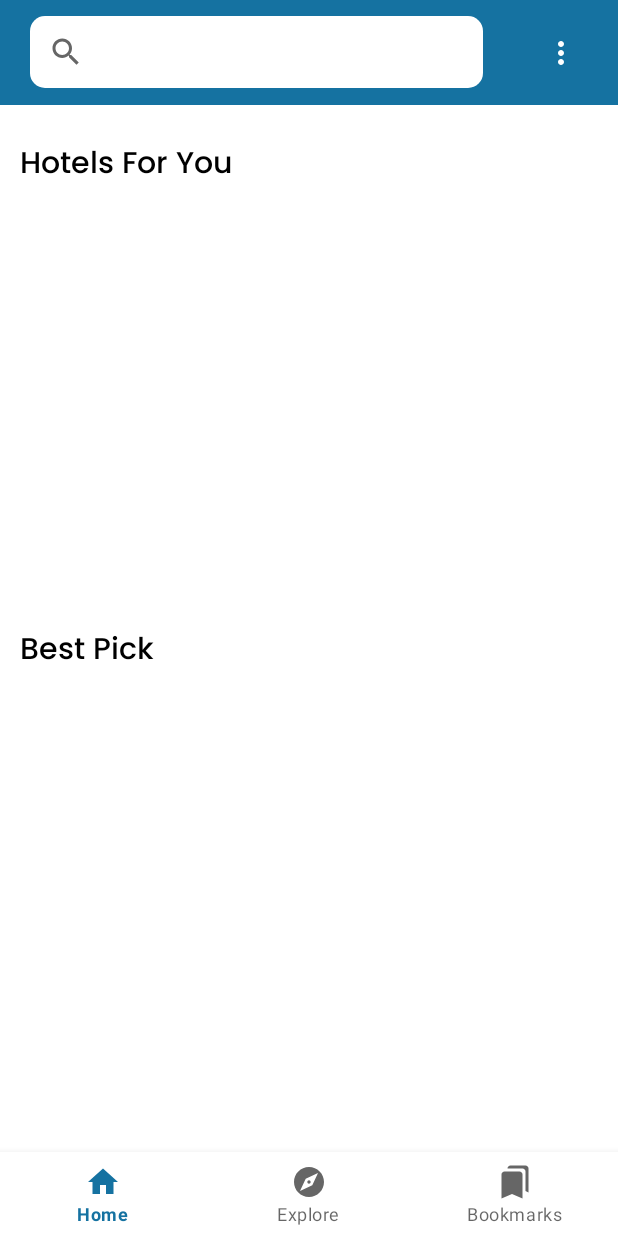
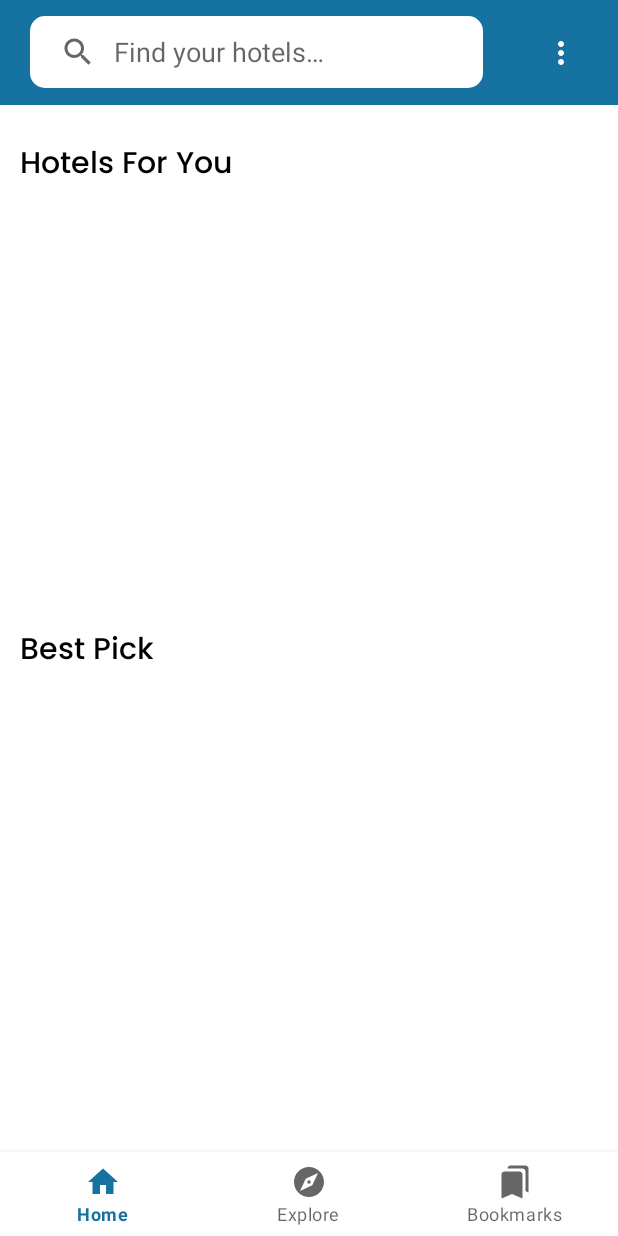
Before and after one commit to gonexwind/next-hotel-with-room, an Android app: the screen it shows after launch (MainActivity), on a phone screen of 412 x 824 dp. Run offline under Robolectric (Android 15) with nearby library versions, the phone set to English and light mode, and no system bars; our stand-ins replace Room's generated code, navigation-ui; pictures from the network do not load.

Commit message:
fix search view

```diff
--- a/app/src/main/res/layout/activity_main.xml
+++ b/app/src/main/res/layout/activity_main.xml
@@ -36,12 +36,12 @@
             android:layout_marginStart="20dp"
             android:layout_marginEnd="90dp"
             android:background="@drawable/bg_white_rounded"
-            android:iconifiedByDefault="false"
             android:imeOptions="actionDone"
-            android:queryBackground="@android:color/transparent"
-            android:queryHint="Find your hotels..."
             android:searchIcon="@drawable/ic_search"
-            android:textColor="@color/black" />
+            android:textColor="@color/black"
+            app:iconifiedByDefault="false"
+            app:queryBackground="@android:color/transparent"
+            app:queryHint="@string/search_hint" />
 
         <ImageButton
             android:id="@+id/settingButton"
@@ -67,7 +67,6 @@
         app:layout_constraintRight_toRightOf="parent"
         app:layout_constraintTop_toBottomOf="@id/topBar"
         app:navGraph="@navigation/mobile_navigation" />
-
 
     <FrameLayout
         android:id="@+id/searchResult"
--- a/app/src/main/res/values/strings.xml
+++ b/app/src/main/res/values/strings.xml
@@ -42,4 +42,5 @@
     <string name="public_facilities">Public Facilities</string>
     <string name="shuttle_service">Shuttle Service</string>
     <string name="in_room_facilities">In-room Facilities</string>
+    <string name="search_hint">Find your hotels…</string>
 </resources>
```
Also changed, not shown: 1 other file.
